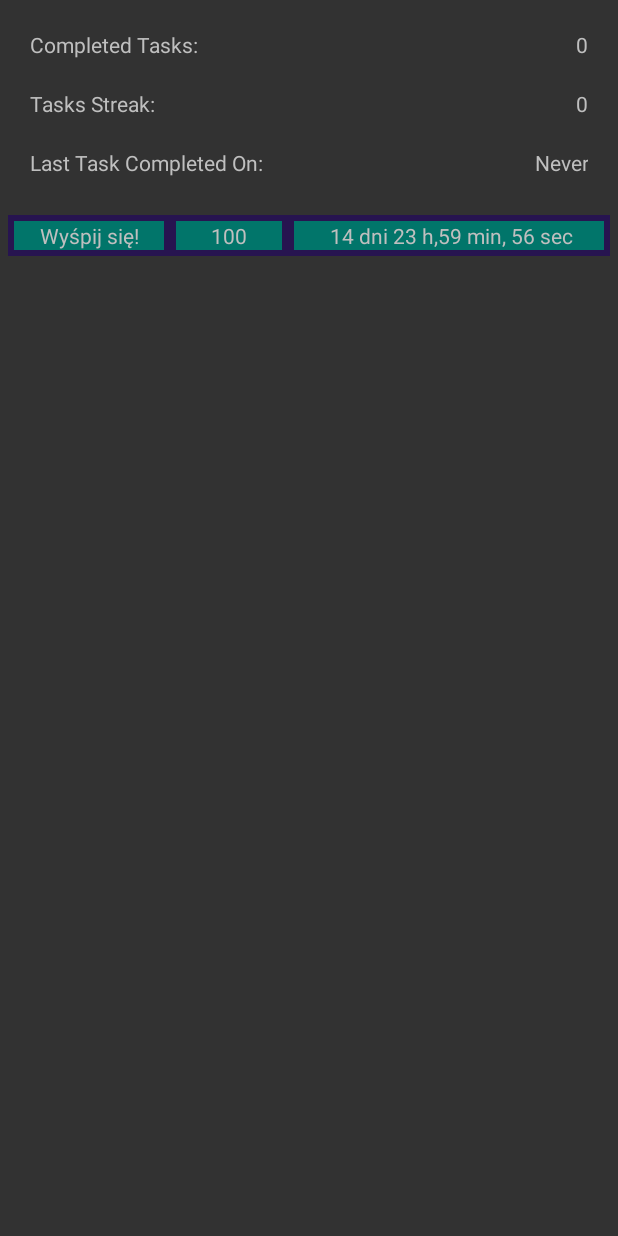
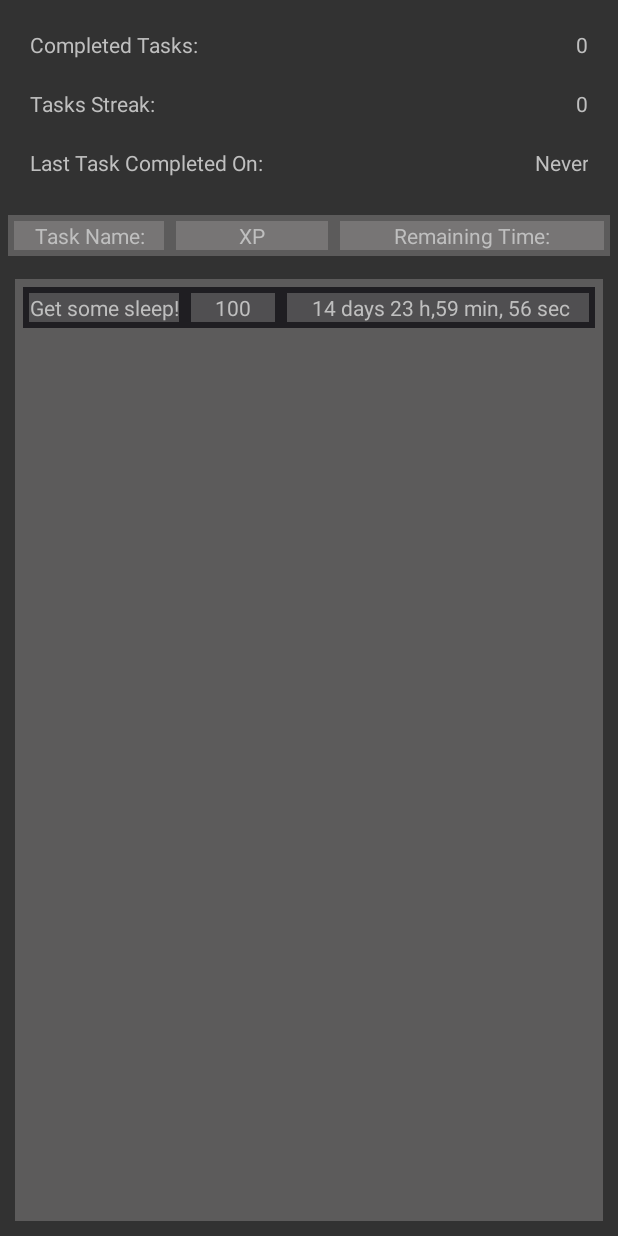
Before and after one commit to WitoldPietrzak/SysMob, an Android app: the UserPanelActivity screen opened directly, with no data from a screen before it, on a phone screen of 412 x 824 dp. Run offline under Robolectric (Android 15) with nearby library versions, the phone set to English and light mode, and no system bars; network calls fail.

Commit message:
Some minor changes

```diff
--- a/app/src/main/java/com/example/smproject/Activities/TasksActivity.java
+++ b/app/src/main/java/com/example/smproject/Activities/TasksActivity.java
@@ -24,9 +24,9 @@ public class TasksActivity extends AppCompatActivity {
     TasksManager tasksManager;
     List<String> steptaskgoals = Arrays.asList("1.Weź mąkę", "Dodaj trochę przypraw", "Tadaaaaaa!");
     List<Task> dailyTasksPool = Arrays.asList(
-            new SingleTask("Wyśpij się!", 100, 15),
-            new StepTask("Przygotuj pizzę!", 2000, 4, 3, steptaskgoals),
-            new ProgressiveTask("Spędź godzinę na czytaniu książki! ", 100, 2, 60, "minut"));
+            new SingleTask("Get some sleep!", 100, 15),
+            new StepTask("Make a pizza!", 2000, 4, 3, steptaskgoals),
+            new ProgressiveTask("Read a book for an hour! ", 100, 2, 60, "minut"));
     User user;
 
     TextView task1;
--- a/app/src/main/java/com/example/smproject/tasks/Task.java
+++ b/app/src/main/java/com/example/smproject/tasks/Task.java
@@ -49,7 +49,7 @@ public abstract class Task implements Serializable {
         long hours = TimeUnit.MILLISECONDS.toHours(timeInMillis);
         long minutes = TimeUnit.MILLISECONDS.toMinutes(timeInMillis);
         long seconds = TimeUnit.MILLISECONDS.toSeconds(timeInMillis);
-        return String.format(Locale.getDefault(), " %02d dni %02d h,%02d min, %02d sec",
+        return String.format(Locale.getDefault(), " %02d days %02d h,%02d min, %02d sec",
                 days,
                 hours - TimeUnit.DAYS.toHours(days),
                 minutes - TimeUnit.HOURS.toMinutes(hours),
--- a/app/src/main/res/layout/activity_user_panel.xml
+++ b/app/src/main/res/layout/activity_user_panel.xml
@@ -31,6 +31,7 @@
             android:layout_weight="1"
             android:text="TextView" />
     </LinearLayout>
+
 
     <LinearLayout
         android:layout_width="match_parent"
@@ -81,13 +82,52 @@
 
     <LinearLayout
         android:layout_width="match_parent"
+        android:layout_height="wrap_content"
+        android:layout_margin="5dp"
+        android:background="@color/darkerTextColor">
+
+        <TextView
+            android:id="@+id/SSII_taskName"
+            android:layout_width="wrap_content"
+            android:layout_height="wrap_content"
+            android:layout_margin="4dp"
+            android:width="100dp"
+            android:background="@color/darkerTextColor"
+            android:text="Task Name:"
+            android:textAlignment="center" />
+
+        <TextView
+            android:id="@+id/SSII_XPPoints"
+            android:layout_width="wrap_content"
+            android:layout_height="wrap_content"
+            android:layout_margin="4dp"
+            android:layout_weight="1"
+            android:width="30dp"
+            android:background="@color/darkerTextColor"
+            android:text="XP"
+            android:textAlignment="center" />
+
+        <TextView
+            android:id="@+id/SSII_timeRemaining"
+            android:layout_width="wrap_content"
+            android:layout_height="wrap_content"
+            android:layout_margin="4dp"
+            android:layout_weight="1"
+            android:background="@color/darkerTextColor"
+            android:text="Remaining Time:"
+            android:textAlignment="center" />
+    </LinearLayout>
+    <LinearLayout
+        android:layout_width="match_parent"
         android:layout_height="match_parent"
         android:orientation="horizontal">
 
         <ScrollView
             android:id="@+id/UP_TaskListScrollView"
             android:layout_width="match_parent"
-            android:layout_height="match_parent">
+            android:layout_height="match_parent"
+            android:layout_margin="10dp"
+            android:background="@color/darkerTextColor">
 
             <LinearLayout
                 android:id="@+id/UP_TaskListLayout"
--- a/app/src/main/res/layout/stats_simple_task_info_item.xml
+++ b/app/src/main/res/layout/stats_simple_task_info_item.xml
@@ -3,7 +3,7 @@
     android:layout_width="match_parent"
     android:layout_height="wrap_content"
     android:layout_margin="5dp"
-    android:background="@color/colorPrimaryDark">
+    android:background="#1F1E22">
 
     <TextView
         android:id="@+id/SSII_taskName"
@@ -11,7 +11,7 @@
         android:layout_height="wrap_content"
         android:layout_margin="4dp"
         android:width="100dp"
-        android:background="@color/colorAccent"
+        android:background="@color/darkerTextColor"
         android:text="taskName"
         android:textAlignment="center" />
 
@@ -22,7 +22,7 @@
         android:layout_margin="4dp"
         android:layout_weight="1"
         android:width="30dp"
-        android:background="@color/colorAccent"
+        android:background="@color/darkerTextColor"
         android:text="XP"
         android:textAlignment="center" />
 
@@ -32,7 +32,7 @@
         android:layout_height="wrap_content"
         android:layout_margin="4dp"
         android:layout_weight="1"
-        android:background="@color/colorAccent"
+        android:background="@color/darkerTextColor"
         android:text="timeRemaining"
         android:textAlignment="center" />
 </LinearLayout>
```
Also changed, not shown: app/src/main/java/com/example/smproject/Activities/UserPanelActivity.java (+9 -0 lines), app/src/main/res/values/strings.xml (+9 -9 lines).
